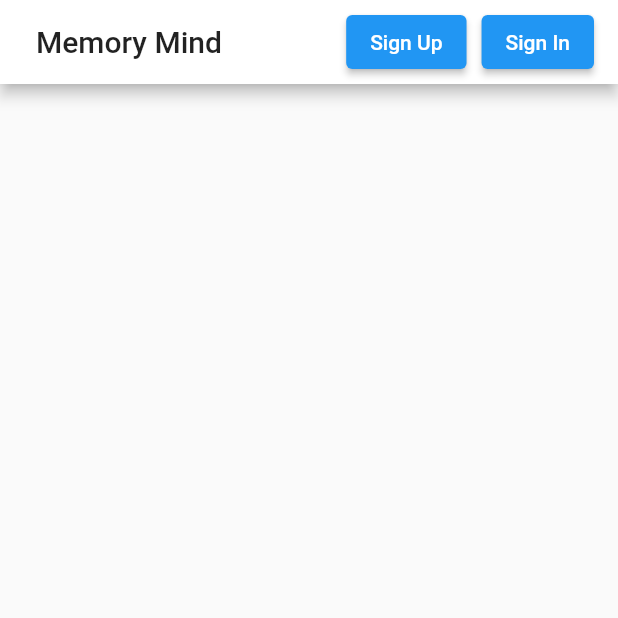
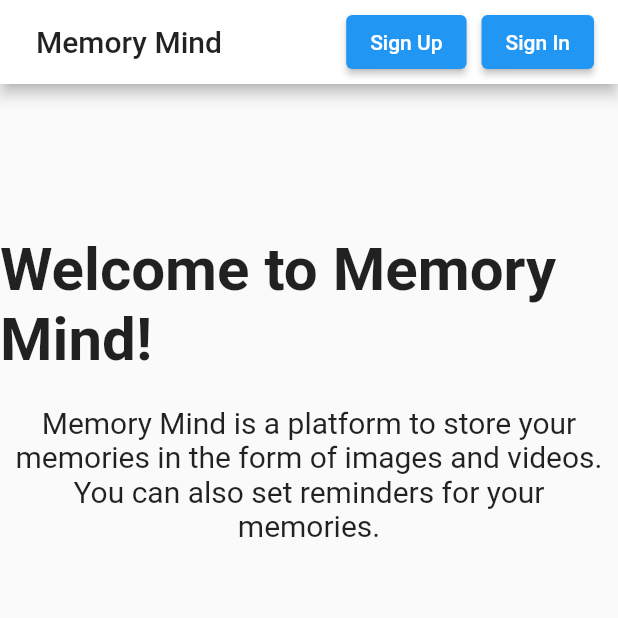
Before and after one commit to bemoierian/Memory-Mind-App, a Flutter app: the screen it shows after launch, on a phone screen of 412 x 824 dp, the top half of it. Run offline on Flutter 3.47's test engine with Material 2 defaults, Android fonts, the phone set to English and light mode, and no system bars; our stand-ins replace bloc, chewie, dio, flutter_bloc, image_picker, percent_indicator and 2 more.

Commit message:
update home page UI

```diff
--- a/lib/presentation/view/home.dart
+++ b/lib/presentation/view/home.dart
@@ -183,7 +183,33 @@ class _MyHomePageState extends State<MyHomePage> {
                   ],
                 );
               }
-              return const SizedBox();
+              // Logged out home page
+              return SingleChildScrollView(
+                child: SizedBox(
+                  width: double.infinity,
+                  child: Column(
+                    children: const [
+                      SizedBox(height: 100),
+                      Text(
+                        "Welcome to Memory Mind!",
+                        style: TextStyle(
+                          fontSize: 40,
+                          fontWeight: FontWeight.bold,
+                        ),
+                      ),
+                      SizedBox(height: 20),
+                      Text(
+                        "Memory Mind is a platform to store your memories in the form of images and videos. You can also set reminders for your memories.",
+                        style: TextStyle(
+                          fontSize: 20,
+                        ),
+                        textAlign: TextAlign.center,
+                      ),
+                      SizedBox(height: 20),
+                    ],
+                  ),
+                ),
+              );
             },
           );
         },
```
